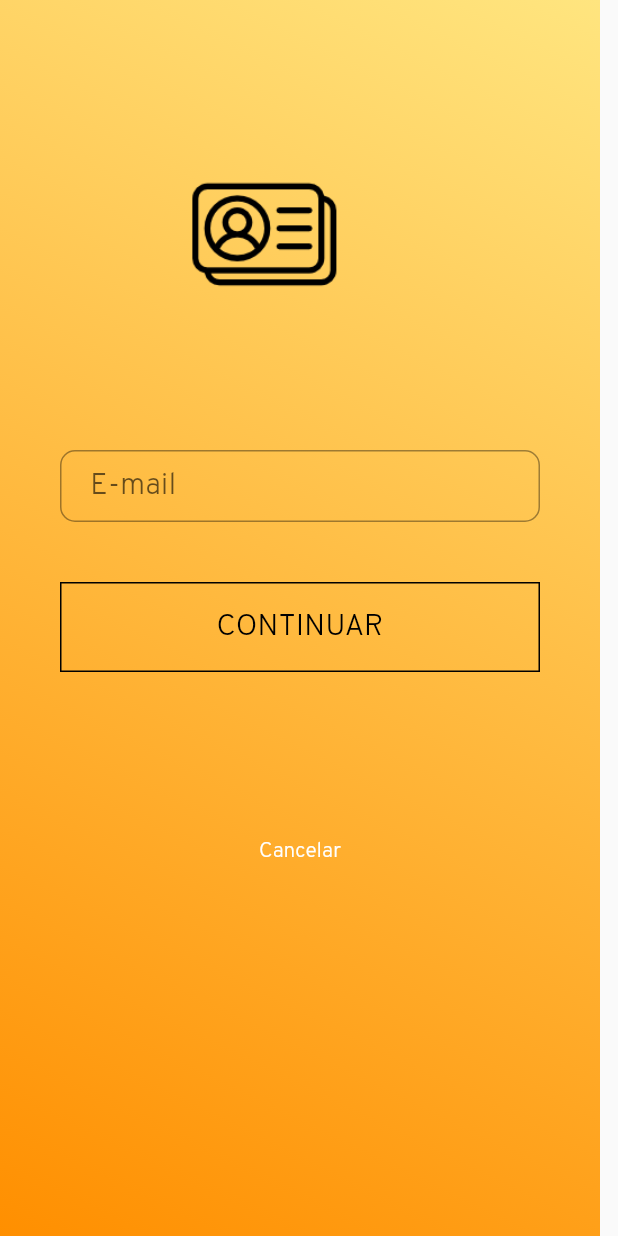
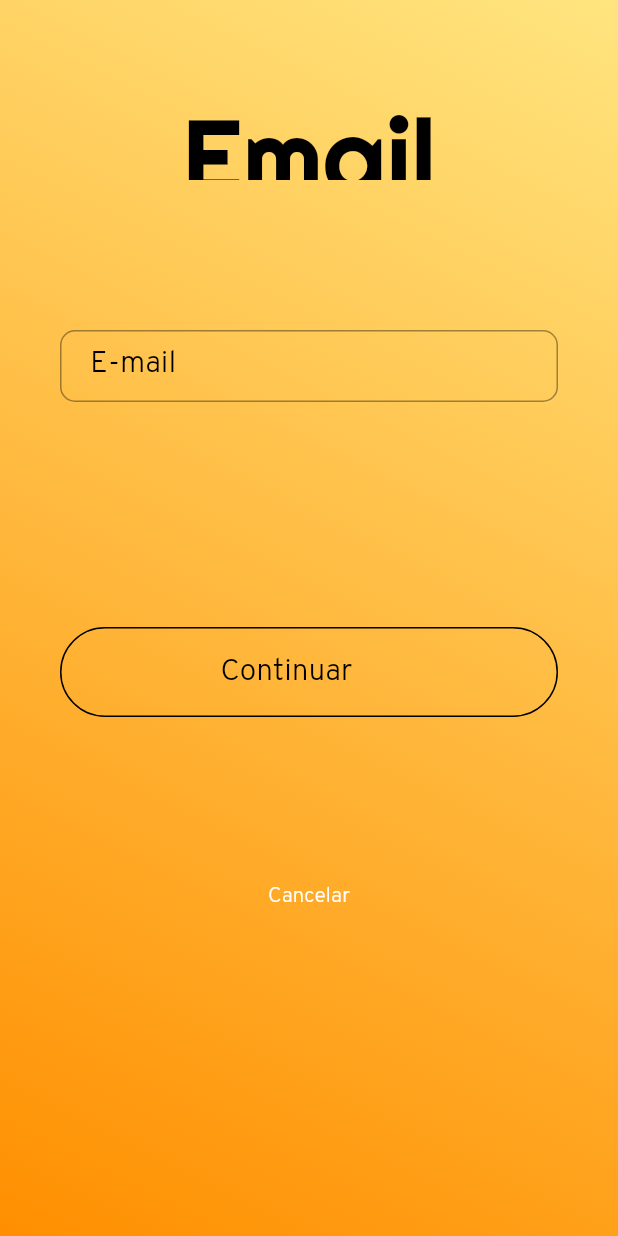
Before and after one commit to Lucasoluzera/WIP, a Flutter app: the EmailWidget screen opened directly, on a phone screen of 412 x 824 dp. Run offline on Flutter 3.47's test engine with Material 2 defaults, Android fonts, the phone set to English and light mode, and no system bars; missing offline and left inert: bloc_pattern.

Commit message:
alterando o layout do cadastro

```diff
--- a/lib/src/app-widget.dart
+++ b/lib/src/app-widget.dart
@@ -2,6 +2,23 @@ import 'package:flutter/material.dart';
 import 'package:iwent/src/home/home-widget.dart';
 import 'package:bloc_pattern/bloc_pattern.dart';
 import 'package:iwent/src/app-bloc.dart';
+
+const MaterialColor white = const MaterialColor(
+  0xFFFFFFFF,
+  const <int, Color>{
+    50: const Color(0xFFFFFFFF),
+    100: const Color(0xFFFFFFFF),
+    200: const Color(0xFFFFFFFF),
+    300: const Color(0xFFFFFFFF),
+    400: const Color(0xFFFFFFFF),
+    500: const Color(0xFFFFFFFF),
+    600: const Color(0xFFFFFFFF),
+    700: const Color(0xFFFFFFFF),
+    800: const Color(0xFFFFFFFF),
+    900: const Color(0xFFFFFFFF),
+  },
+);
+
 
 class MyApp extends StatelessWidget {
   @override
@@ -15,8 +32,9 @@ class MyApp extends StatelessWidget {
       //your main widget
       child: MaterialApp(
         title: 'Flutter Demo',
+        debugShowCheckedModeBanner: false,
         theme: ThemeData(
-          primarySwatch: Colors.orange,
+          primarySwatch: white,
         ),
         home: HomeWidget(),
       ),
--- a/lib/src/login/login-widget.dart
+++ b/lib/src/login/login-widget.dart
@@ -49,17 +49,6 @@ class LoginWidget extends StatelessWidget {
               ),
             ),
 
-            /*Container(
-                child: Text(
-                  "iWenT",
-                  style: TextStyle(
-                    fontFamily: 'Righteous',
-                    fontSize: 70,
-                    color: Colors.white,
-                  ),
-                  textAlign: TextAlign.center,
-                ),
-            ),*/
 
             SizedBox(
               height: 40,
@@ -99,26 +88,6 @@ class LoginWidget extends StatelessWidget {
               height: 40,
             ),
 
-            Container(
-              height: 40,
-              child: FlatButton(
-                child: Text(
-                  "Cadastre-se",
-                  style: TextStyle(
-                    fontFamily: 'Overpass',
-                    color: Colors.white,
-                  ),
-                  textAlign: TextAlign.left,
-                ),
-                onPressed: () =>{
-                     Navigator.push(context, MaterialPageRoute(builder: (context) => EmailWidget()),)
-                   },
-              ),
-            ),
-
-            SizedBox(
-              height: 5,
-            ),
 
             Container(
                height: 60,
@@ -155,9 +124,26 @@ class LoginWidget extends StatelessWidget {
                ),
             ),
 
-             SizedBox(
-              height: 100,
-            )
+            SizedBox(
+              height: 150,
+            ),
+
+            Container(
+              height: 40,
+              child: FlatButton(
+                child: Text(
+                  "Cadastre-se",
+                  style: TextStyle(
+                    fontFamily: 'Overpass',
+                    color: Colors.white,
+                  ),
+                  textAlign: TextAlign.left,
+                ),
+                onPressed: () =>{
+                     Navigator.push(context, MaterialPageRoute(builder: (context) => EmailWidget()),)
+                   },
+              ),
+            ),
 
 
           ],
--- a/lib/src/register/email-widget.dart
+++ b/lib/src/register/email-widget.dart
@@ -7,8 +7,7 @@ class EmailWidget extends StatelessWidget {
   Widget build(BuildContext context) {
     return Scaffold(
       body: Container(
-
-        width: 400,
+        width: 500,
       decoration: new BoxDecoration(
           gradient: LinearGradient(
             begin: Alignment.topRight,
@@ -23,33 +22,28 @@ class EmailWidget extends StatelessWidget {
           top: 60,
           left: 40,
           right: 40,
+          bottom: 10,
         ),
         child: ListView(
           children: <Widget>[
-
-
             Container(
-              height: 200,
+              height: 60,
               alignment: Alignment.center,
-              child: Row(
-                children: <Widget>[
-                  SizedBox(
-                    width: 40,
+              child:
+                  Text(
+                  "Email",
+                  style: TextStyle(
+                    fontFamily: 'Righteous',
+                    fontSize: 70,
+                    color: Colors.black,
                   ),
-                  Container(
-                    child: SizedBox(
-                      width: 200,
-                      height: 150,
-                      child: Image.asset("assets/RegisterWidget/email-icon.png")
-                    ),
-                    alignment: Alignment.center,
-                  ),
-                ],
+                  textAlign: TextAlign.left,
               ),
             ),
 
+
             SizedBox(
-              height: 40,
+              height: 100,
             ),
 
             TextFormField(
@@ -57,14 +51,14 @@ class EmailWidget extends StatelessWidget {
               cursorColor: Colors.black,
               style: new TextStyle( fontSize: 20, fontFamily: 'Overpass'),
               decoration: InputDecoration(
-                hintText: "E-mail",
+                labelText: "E-mail",
                 contentPadding: EdgeInsets.fromLTRB(20.0, 10.0, 20.0, 10.0),
                 border: OutlineInputBorder(
                 borderRadius: BorderRadius.circular(10.0),
                 ),
                 labelStyle: TextStyle(
                   fontFamily: 'Overpass',
-                  color: Colors.white,
+                  color: Colors.black,
                   fontSize: 20,
                 ),
               ),
@@ -72,9 +66,8 @@ class EmailWidget extends StatelessWidget {
 
 
             SizedBox(
-              height: 40,
+              height: 150,
             ),
-
 
             Container(
                height: 60,
@@ -83,14 +76,20 @@ class EmailWidget extends StatelessWidget {
                 border: new Border.all(
                   color: Colors.black
                 ),
-                color: Colors.transparent
-                /*borderRadius: BorderRadius.all(
+                color: Colors.transparent,
+                borderRadius: BorderRadius.all(
                 Radius.circular(70),
-                ),*/
+                 ),
                ),
+               child: SizedBox.expand(
                  child: FlatButton(
-                    child: Text(
-                         "CONTINUAR",
+                   child: Row(
+                     children: <Widget>[
+                        SizedBox(
+                          width: 90,
+                        ),
+                       Text(
+                         "Continuar",
                          textAlign: TextAlign.left,
                          style: TextStyle(
                            fontFamily: 'Overpass',
@@ -98,12 +97,14 @@ class EmailWidget extends StatelessWidget {
                            fontSize: 20,
                          ),
                        ),
-                       onPressed: () =>{}
+                     ],
+                   ),
+                   onPressed: () =>{},
                  ),
-
+               ),
             ),
 
-             SizedBox(
+            SizedBox(
               height: 100,
             ),
 
```
